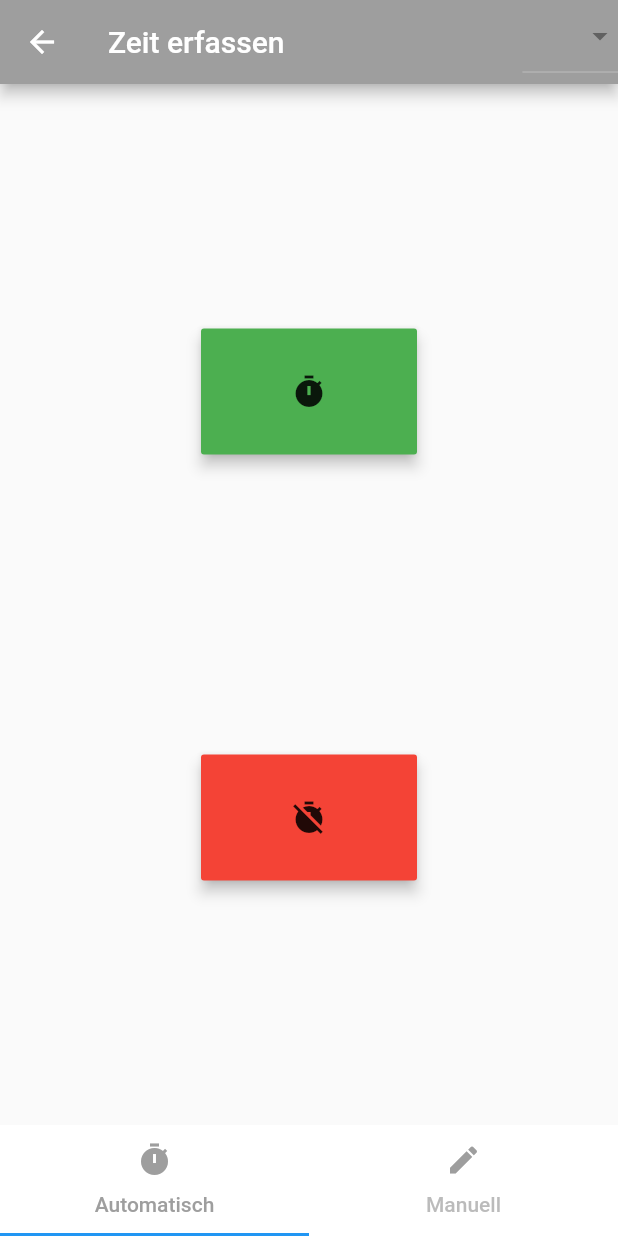
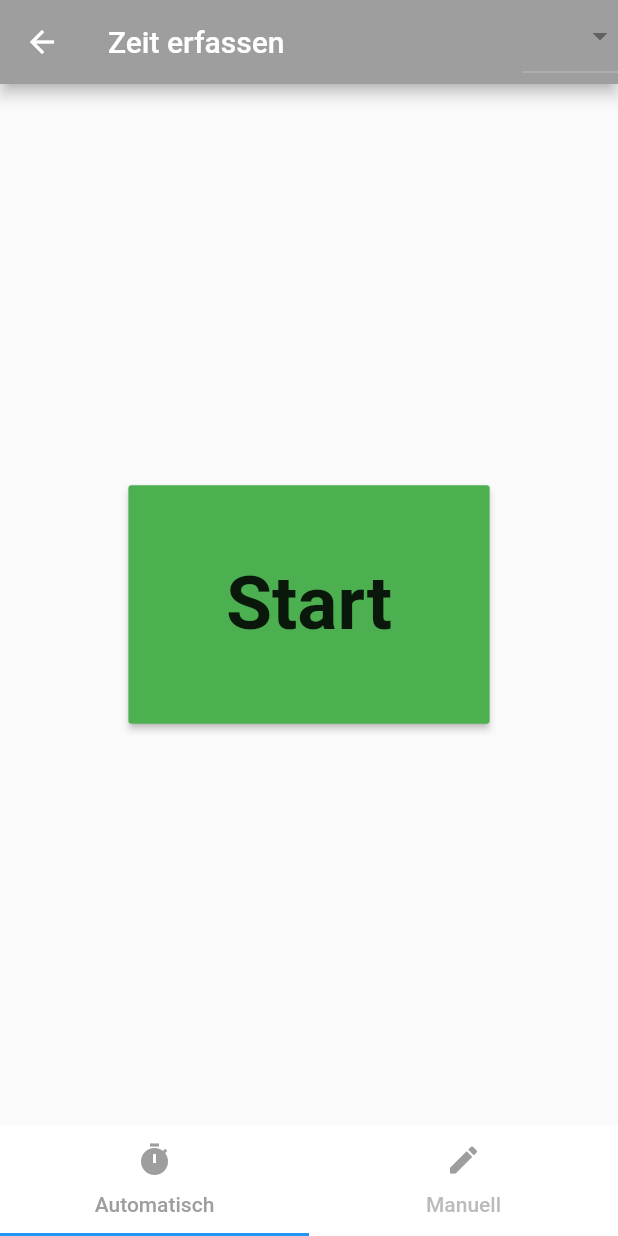
Before and after one commit to SimpleRick44/MetaTime, a Flutter app: the screen it shows after launch, in the side drawer, after a tap on "Zeit erfassen", on a phone screen of 412 x 824 dp. Run offline on Flutter 3.47's test engine with Material 2 defaults, Android fonts, the phone set to English and light mode, and no system bars; network calls fail.

Commit message:
Button mit "Zeiterfassung gestartet" erstellt

```diff
--- a/lib/pages/zeitauto_page.dart
+++ b/lib/pages/zeitauto_page.dart
@@ -2,13 +2,37 @@ import 'package:flutter/material.dart';
 import 'dart:io';
 
 class Auto extends StatelessWidget {
+  Color buttonColor = Colors.green;
   @override
   Widget build(BuildContext context) {
-     _getTimeApi() async {
+    /*_getTimeApi() async {
       var httpClient = new HttpClient();
       var uri = new Uri.https('https://maps.googleapis.com/maps/api/timezone/json?location=38.908133,-77.047119&timestamp=1458000000&key=AIzaSyDdSna-wkK3zLS7QrjwSap2-voSZQOtSSY', unencodedPath)
-    }
-    return new Column(
+     } */
+    return new GestureDetector(
+      child: new Center(
+        child: new RaisedButton(
+          padding:
+              EdgeInsets.only(left: 65.0, right: 65.0, bottom: 50.0, top: 50.0),
+          child: new Text('Start',
+              style:
+                  new TextStyle(fontSize: 50.0, fontWeight: FontWeight.bold)),
+          color: Colors.green,
+          splashColor: Colors.greenAccent,
+          onPressed: () {
+            final snackBar =
+                new SnackBar(content: new Text('Zeiterfassung gestartet'));
+            Scaffold.of(context).showSnackBar(snackBar);
+          },
+        ),
+        /*child: new Text(
+          'Start',
+          textAlign: TextAlign.center,
+          style: new TextStyle(fontSize: 50.0, fontWeight: FontWeight.bold),
+        ), */
+      ),
+    );
+    /* return new Column(
       mainAxisAlignment: MainAxisAlignment.center,
       children: <Widget>[
         new RaisedButton(
@@ -20,6 +44,9 @@ class Auto extends StatelessWidget {
             splashColor: Colors.greenAccent,
             onPressed: () {
               print("Start");
+              new Column(
+                children: <Widget>[new Text('Test')],
+              );
             }),
         new Column(
           children: <Widget>[
@@ -44,6 +71,6 @@ class Auto extends StatelessWidget {
           ],
         ),
       ],
-    );
+    ); */
   }
 }
```
